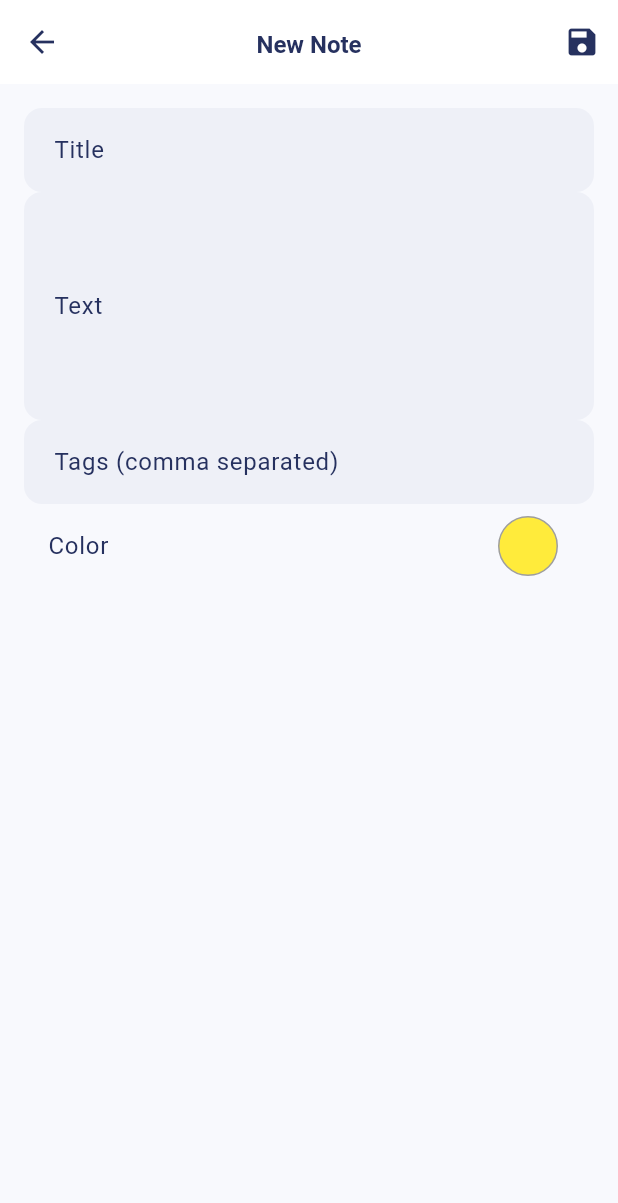
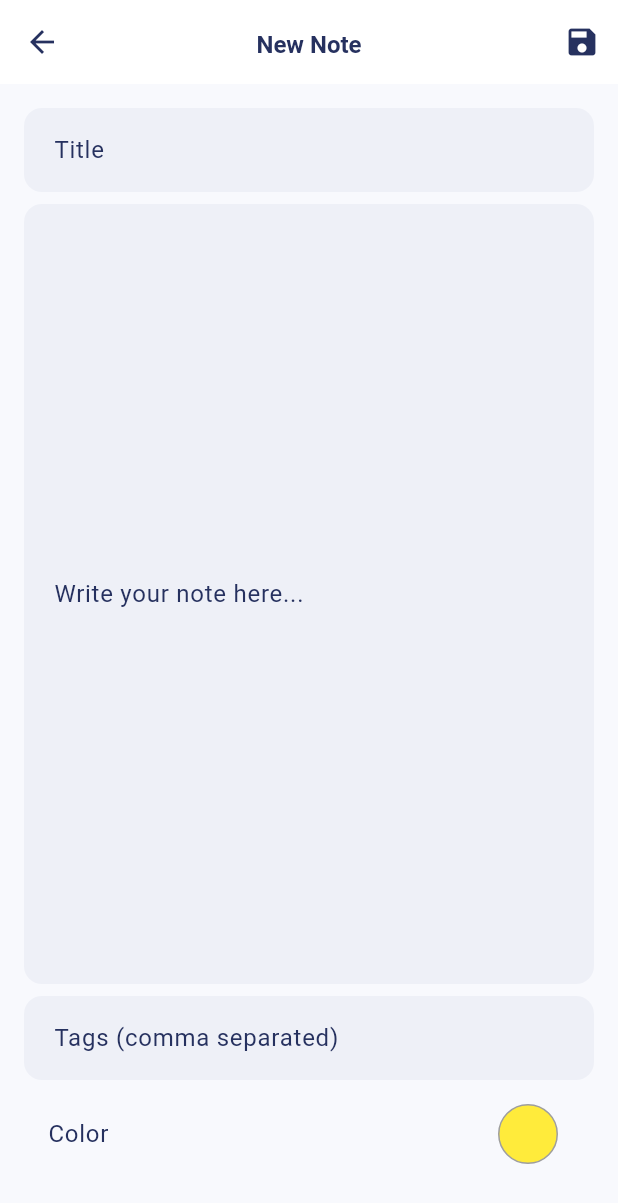
Before and after one commit to dbl8005/lyfer, a Flutter app: the NewNoteScreen screen opened directly with empty values, on a phone screen of 412 x 824 dp. Shown: the top 1203 px of the screen. Run offline on Flutter 3.47's test engine with Material 3 defaults, Android fonts, the phone set to English and light mode, and no system bars; our stand-ins replace cloud_firestore, firebase_auth, firebase_core, flutter_colorpicker, flutter_riverpod, go_router and 4 more; accounts and stored records are empty.

Commit message:
Implement PopupMenu for habit options and enhance note text fields for better usability

```diff
--- a/lib/features/notes/presentation/screens/new_note_screen.dart
+++ b/lib/features/notes/presentation/screens/new_note_screen.dart
@@ -63,15 +63,23 @@ class _NewNoteScreenState extends ConsumerState<NewNoteScreen> {
       body: Padding(
         padding: const EdgeInsets.all(16.0),
         child: Column(
+          spacing: 8,
+          mainAxisSize: MainAxisSize.max,
           children: [
             TextField(
               controller: _titleController,
               decoration: const InputDecoration(labelText: 'Title'),
             ),
-            TextField(
-              controller: _textController,
-              decoration: const InputDecoration(labelText: 'Text'),
-              maxLines: 5,
+            Expanded(
+              child: TextField(
+                controller: _textController,
+                decoration: const InputDecoration(
+                    hintText: 'Write your note here...',
+                    alignLabelWithHint: true),
+                maxLines: null,
+                expands: true,
+                keyboardType: TextInputType.multiline,
+              ),
             ),
             TextField(
               controller: _tagsController,
@@ -86,6 +94,7 @@ class _NewNoteScreenState extends ConsumerState<NewNoteScreen> {
                 },
               ),
             ),
+            const SizedBox(height: 16),
           ],
         ),
       ),
```
Also changed, not shown: lib/features/habits/presentation/widgets/habit_tile.dart (+56 -9 lines), lib/features/notes/presentation/screens/note_screen.dart (+10 -7 lines).
